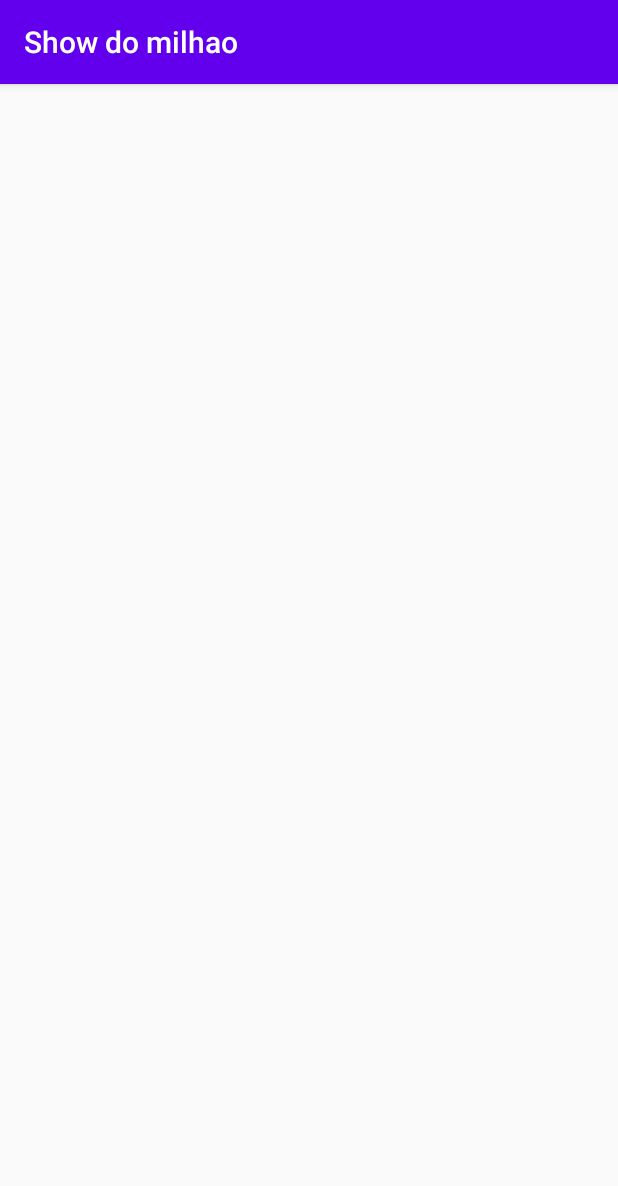
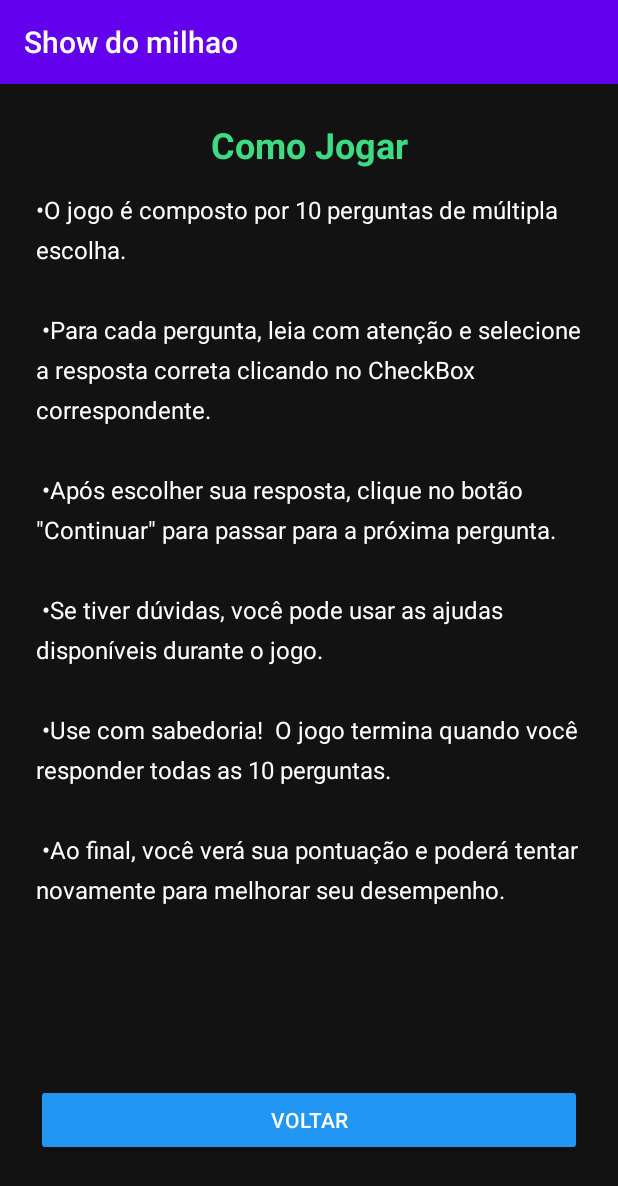
Before and after one commit to SauloOliveira358/Show-do-Android, an Android app: the ComoJogar screen opened directly, with no data from a screen before it, on a phone screen of 412 x 824 dp. Shown: the top 1186 px of the screen. Run offline under Robolectric (Android 15) with nearby library versions, the phone set to English and light mode, and no system bars.

Commit message:
Criada e Funcionando tela Como Jogar

```diff
--- a/app/src/main/java/com/example/showdomilhao/ComoJogar.java
+++ b/app/src/main/java/com/example/showdomilhao/ComoJogar.java
@@ -1,13 +1,28 @@
 package com.example.showdomilhao;
 
+import android.content.Intent;
 import android.support.v7.app.AppCompatActivity;
 import android.os.Bundle;
+import android.view.View;
+import android.widget.Button;
 
 public class ComoJogar extends AppCompatActivity {
+
+    private Button voltarCJ;
 
     @Override
     protected void onCreate(Bundle savedInstanceState) {
         super.onCreate(savedInstanceState);
         setContentView(R.layout.activity_como_jogar);
+
+        voltarCJ = findViewById(R.id.idbtnVoltarCJ);
+
+        voltarCJ.setOnClickListener(new View.OnClickListener() {
+            @Override
+            public void onClick(View view) {
+                Intent intent = new Intent(getApplicationContext() , MainActivity.class);
+                startActivity(intent);
+            }
+        });
     }
 }
--- a/app/src/main/res/layout/activity_como_jogar.xml
+++ b/app/src/main/res/layout/activity_como_jogar.xml
@@ -1,9 +1,49 @@
 <?xml version="1.0" encoding="utf-8"?>
-<android.support.constraint.ConstraintLayout xmlns:android="http://schemas.android.com/apk/res/android"
-    xmlns:app="http://schemas.android.com/apk/res-auto"
-    xmlns:tools="http://schemas.android.com/tools"
+<ScrollView xmlns:android="http://schemas.android.com/apk/res/android"
+    android:id="@+id/scrollView"
     android:layout_width="match_parent"
     android:layout_height="match_parent"
-    tools:context=".ComoJogar">
+    android:padding="24dp"
+    android:background="#121212">
 
-</android.support.constraint.ConstraintLayout>
+    <LinearLayout
+        android:layout_width="match_parent"
+        android:layout_height="wrap_content"
+        android:orientation="vertical">
+
+        <TextView
+            android:id="@+id/textTitulo"
+            android:layout_width="match_parent"
+            android:layout_height="wrap_content"
+            android:text="Como Jogar"
+            android:textSize="24sp"
+            android:textStyle="bold"
+            android:textColor="#3DDC84"
+            android:gravity="center"
+            android:layout_marginBottom="16dp" />
+
+        <TextView
+            android:id="@+id/textDescricao"
+            android:layout_width="match_parent"
+            android:layout_height="562dp"
+            android:lineSpacingExtra="8dp"
+            android:text='•O jogo é composto por 10 perguntas de múltipla escolha. \n\n
+•Para cada pergunta, leia com atenção e selecione a resposta correta clicando no CheckBox correspondente.\n\n
+•Após escolher sua resposta, clique no botão "Continuar" para passar para a próxima pergunta.\n\n
+•Se tiver dúvidas, você pode usar as ajudas disponíveis durante o jogo.\n\n
+•Use com sabedoria!  O jogo termina quando você responder todas as 10 perguntas.\n\n
+•Ao final, você verá sua pontuação e poderá tentar novamente para melhorar seu desempenho.'
+            android:textColor="#FFFFFF"
+            android:textSize="16sp" />
+
+        <Button
+            android:id="@+id/idbtnVoltarCJ"
+            android:layout_width="match_parent"
+            android:layout_height="wrap_content"
+            android:layout_marginTop="32dp"
+            android:backgroundTint="#2196F3"
+            android:padding="12dp"
+            android:text="Voltar"
+            android:textColor="#FFFFFF" />
+    </LinearLayout>
+</ScrollView>
```
